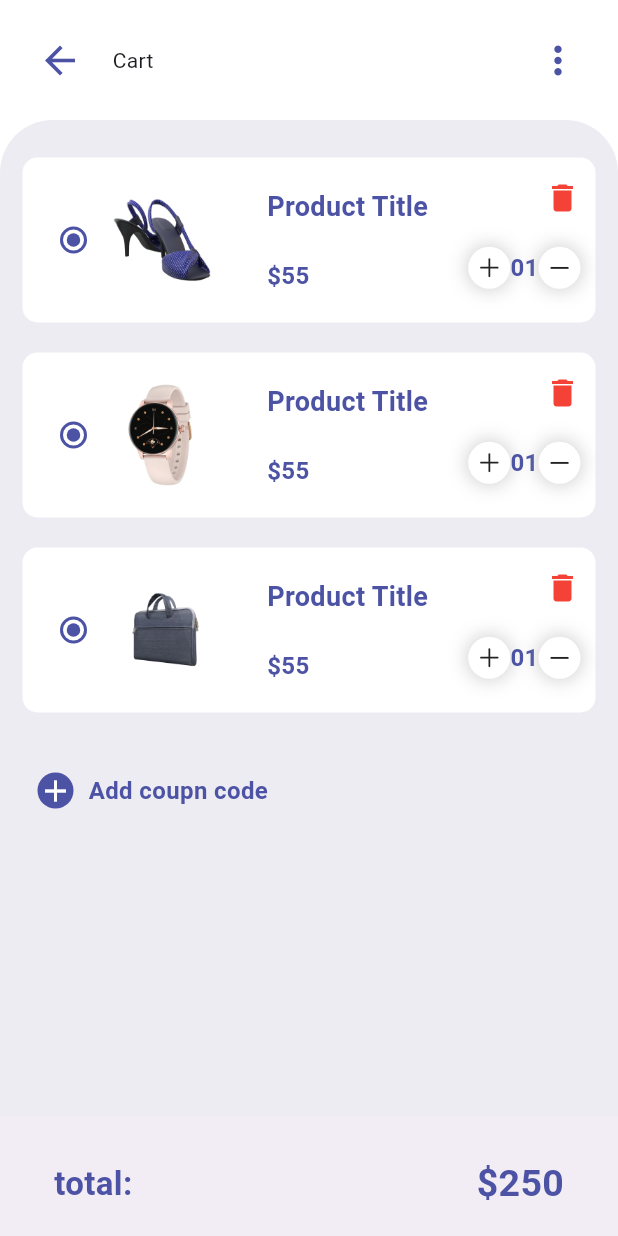
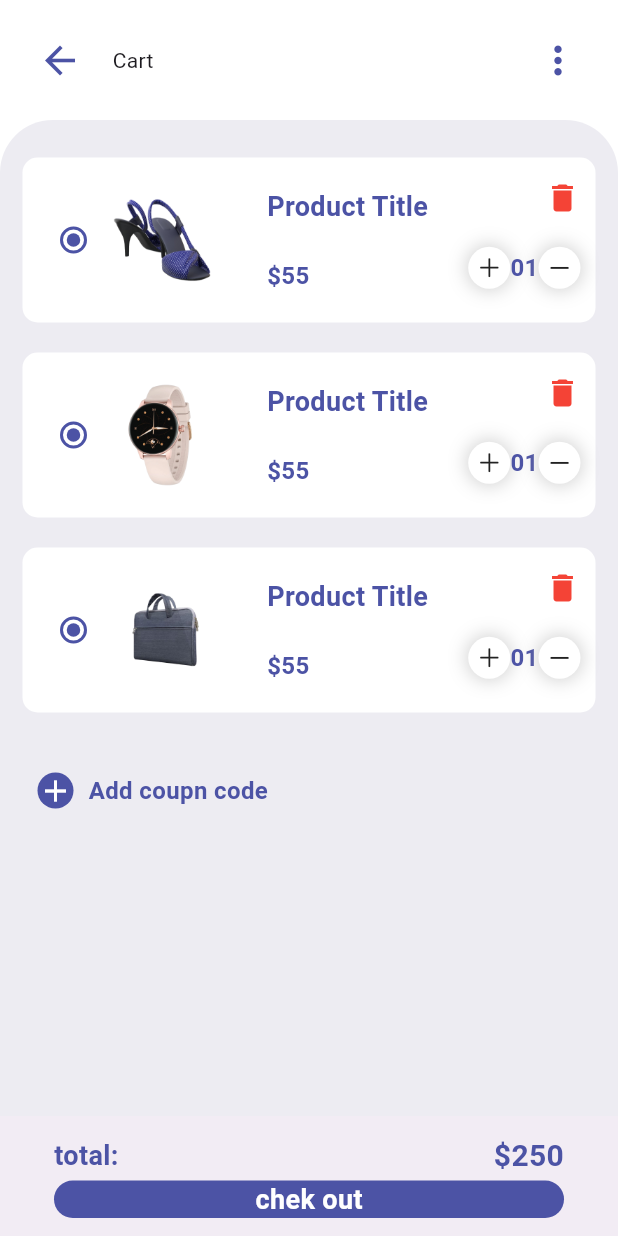
Before and after one commit to mcalisadeghi/Shopping_App_UI_Design, a Flutter app: the CartPage screen opened by its route, on a phone screen of 412 x 824 dp. Run offline on Flutter 3.47's test engine with Material 2 defaults, Android fonts, the phone set to English and light mode, and no system bars; our stand-ins replace badges, curved_navigation_bar.

Commit message:
Fix nav bar bug

```diff
--- a/lib/pagages/cartPage.dart
+++ b/lib/pagages/cartPage.dart
@@ -77,7 +77,7 @@ class _CartPageState extends State<CartPage> {
                             fontWeight: FontWeight.bold,
                           ),
                         ),
-                      )
+                      ),
                     ],
                   ),
                 ),
--- a/lib/widgets/CategoriesWidget.dart
+++ b/lib/widgets/CategoriesWidget.dart
@@ -44,7 +44,7 @@ class CategoriesWidget extends StatelessWidget {
                   ),
                 ],
               ),
-            )
+            ),
         ],
       ),
     );
--- a/lib/widgets/cardbottomnav.dart
+++ b/lib/widgets/cardbottomnav.dart
@@ -13,10 +13,10 @@ class _CardBottomNavState extends State<CardBottomNav> {
     return BottomAppBar(
       child: Container(
         padding: const EdgeInsets.symmetric(
-          horizontal: 20,
-          vertical: 15,
+          horizontal: 20, //20
+          // vertical: 5, //15
         ),
-        height: 130,
+        // height: 100,
         child: Column(
           mainAxisAlignment: MainAxisAlignment.spaceBetween,
           children: <Widget>[
@@ -29,7 +29,7 @@ class _CardBottomNavState extends State<CardBottomNav> {
                     color: Color(
                       0xFF4C53A5,
                     ),
-                    fontSize: 22,
+                    fontSize: 18, //22
                     fontWeight: FontWeight.bold,
                   ),
                 ),
@@ -39,7 +39,7 @@ class _CardBottomNavState extends State<CardBottomNav> {
                     color: Color(
                       0xFF4C53A5,
                     ),
-                    fontSize: 25,
+                    fontSize: 20, //25
                     fontWeight: FontWeight.bold,
                   ),
                 ),
@@ -47,14 +47,14 @@ class _CardBottomNavState extends State<CardBottomNav> {
             ),
             Container(
               alignment: Alignment.center,
-              height: 50,
-              width: double.infinity,
+              height: 25,
+              // width: double.infinity,
               decoration: BoxDecoration(
                 color: const Color(
-                  0xC53A5,
+                  0xFF4C53A5,
                 ),
                 borderRadius: BorderRadius.circular(
-                  20,
+                  30,
                 ),
               ),
               child: const Text(
```
